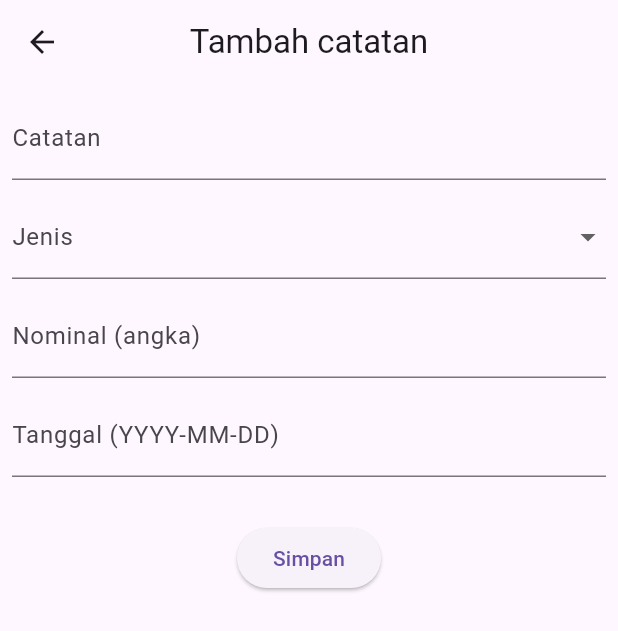
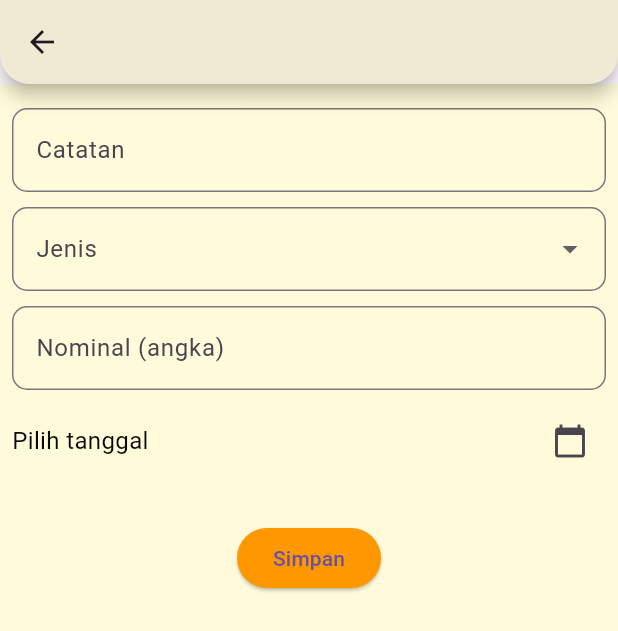
Before and after one commit to maechel11/PM2-CatatanKeuangan, a Flutter app: the HomeAddView screen opened directly, on a phone screen of 412 x 824 dp. Shown: the top 631 px of the screen. Run offline on Flutter 3.47's test engine with Material 3 defaults, Android fonts, the phone set to English and light mode, and no system bars; our stand-ins replace cloud_firestore, firebase_auth, firebase_core, get; accounts and stored records are empty.

Commit message:
memperbagus tampilan tambah catatan

```diff
--- a/lib/app/modules/home/views/home_add_view.dart
+++ b/lib/app/modules/home/views/home_add_view.dart
@@ -10,18 +10,32 @@ class HomeAddView extends GetView<HomeController> {
   Widget build(BuildContext context) {
     return Scaffold(
       appBar: AppBar(
-        title: const Text('Tambah catatan'),
+        backgroundColor: const Color.fromARGB(255, 255, 251, 218),
+        elevation: 5,
+        shape: RoundedRectangleBorder(
+          borderRadius: BorderRadius.vertical(
+            bottom: Radius.circular(20),
+          ),
+        ),
+        shadowColor: const Color.fromARGB(255, 0, 0, 0).withOpacity(1),
         centerTitle: true,
       ),
-      body: Padding(
-        padding: const EdgeInsets.all(8.0),
+      body: Container(
+        color: const Color.fromARGB(255, 255, 251, 218), // Warna latar belakang
+        child: Padding(
+          padding: const EdgeInsets.only(left: 8.0, right: 8.0, top: 16.0),
           child: Column(
             children: [
               TextField(
                 controller: controller.cCatatan,
                 autocorrect: false,
                 textInputAction: TextInputAction.next,
-              decoration: const InputDecoration(labelText: "Catatan"),
+                decoration: InputDecoration(
+                  labelText: "Catatan",
+                  border: OutlineInputBorder(
+                    borderRadius: BorderRadius.circular(10.0),
+                  ),
+                ),
               ),
               const SizedBox(height: 10),
               Obx(() {
@@ -32,8 +46,11 @@ class HomeAddView extends GetView<HomeController> {
                   onChanged: (value) {
                     controller.selectedJenis.value = value ?? '';
                   },
-                decoration: const InputDecoration(
+                  decoration: InputDecoration(
                     labelText: "Jenis",
+                    border: OutlineInputBorder(
+                      borderRadius: BorderRadius.circular(10.0),
+                    ),
                   ),
                   items: const [
                     DropdownMenuItem(
@@ -52,19 +69,35 @@ class HomeAddView extends GetView<HomeController> {
                 controller: controller.cNominal,
                 keyboardType: TextInputType.number,
                 textInputAction: TextInputAction.next,
-              decoration: const InputDecoration(labelText: "Nominal (angka)"),
+                decoration: InputDecoration(
+                  labelText: "Nominal (angka)",
+                  border: OutlineInputBorder(
+                    borderRadius: BorderRadius.circular(10.0),
+                  ),
+                ),
               ),
               const SizedBox(height: 10),
+              Row(
+                mainAxisAlignment: MainAxisAlignment.spaceBetween,
+                children: [
                   Obx(() {
-              return TextField(
-                readOnly: true,
-                controller: TextEditingController(
-                  text: controller.selectedTanggal.value,
+                    return Text(
+                      controller.selectedTanggal.value.isEmpty
+                          ? "Pilih tanggal"
+                          : controller.selectedTanggal.value,
+                      style: TextStyle(
+                        fontSize: 16.0,
+                        color: controller.selectedTanggal.value.isEmpty
+                            ? const Color.fromARGB(255, 9, 9, 9)
+                            : Colors.black,
                       ),
-                decoration: const InputDecoration(
-                  labelText: "Tanggal (YYYY-MM-DD)",
-                ),
-                onTap: () async {
+                    );
+                  }),
+                  const SizedBox(
+                      width: 1), // Memberi jarak antara teks dan ikon
+                  IconButton(
+                    icon: const Icon(Icons.calendar_today),
+                    onPressed: () async {
                       DateTime? pickedDate = await showDatePicker(
                         context: context,
                         initialDate: DateTime.now(),
@@ -76,13 +109,18 @@ class HomeAddView extends GetView<HomeController> {
                             pickedDate.toIso8601String().split('T')[0];
                       }
                     },
-              );
-            }),
+                  ),
+                ],
+              ),
               const SizedBox(height: 30),
               ElevatedButton(
+                style: ElevatedButton.styleFrom(
+                  backgroundColor: Colors.orange, // Warna tombol konfirmasi
+                ),
                 onPressed: () {
                   final nominal = double.tryParse(controller.cNominal.text);
-                final tanggal = DateTime.tryParse(controller.selectedTanggal.value);
+                  final tanggal =
+                      DateTime.tryParse(controller.selectedTanggal.value);
 
                   if (controller.selectedJenis.value.isEmpty ||
                       nominal == null ||
@@ -107,6 +145,7 @@ class HomeAddView extends GetView<HomeController> {
             ],
           ),
         ),
+      ),
     );
   }
 }
```
Lines whose indentation alone changed are shown as unchanged.
